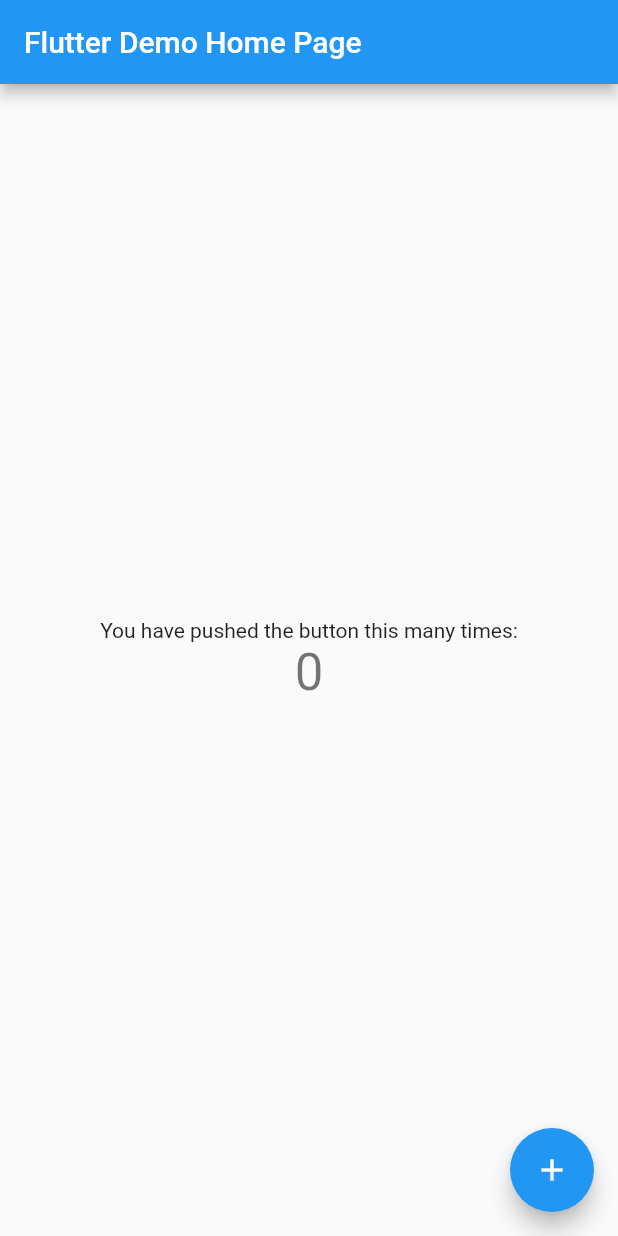
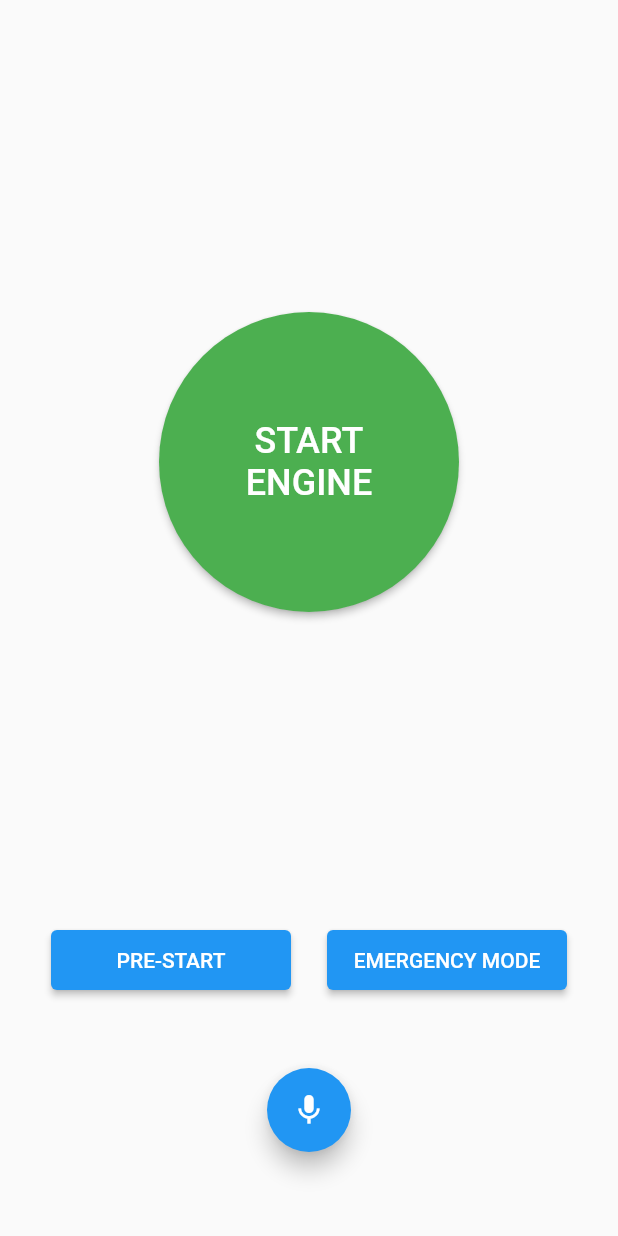
Before and after one commit to mfathoer/motorcycle-remote, a Flutter app: the screen it shows after launch, on a phone screen of 412 x 824 dp. Run offline on Flutter 3.47's test engine with Material 2 defaults, Android fonts, the phone set to English and light mode, and no system bars.

Commit message:
ui completed

```diff
--- a/lib/main.dart
+++ b/lib/main.dart
@@ -1,113 +1,20 @@
 import 'package:flutter/material.dart';
+import 'presentation/home_page.dart';
 
 void main() {
   runApp(MyApp());
 }
 
 class MyApp extends StatelessWidget {
-  // This widget is the root of your application.
   @override
   Widget build(BuildContext context) {
     return MaterialApp(
-      title: 'Flutter Demo',
+      title: 'Motorcycle Remote',
+      debugShowCheckedModeBanner: false,
       theme: ThemeData(
-        // This is the theme of your application.
-        //
-        // Try running your application with "flutter run". You'll see the
-        // application has a blue toolbar. Then, without quitting the app, try
-        // changing the primarySwatch below to Colors.green and then invoke
-        // "hot reload" (press "r" in the console where you ran "flutter run",
-        // or simply save your changes to "hot reload" in a Flutter IDE).
-        // Notice that the counter didn't reset back to zero; the application
-        // is not restarted.
         primarySwatch: Colors.blue,
       ),
-      home: MyHomePage(title: 'Flutter Demo Home Page'),
+      home: HomePage(),
     );
   }
 }
-
-class MyHomePage extends StatefulWidget {
-  MyHomePage({Key? key, required this.title}) : super(key: key);
-
-  // This widget is the home page of your application. It is stateful, meaning
-  // that it has a State object (defined below) that contains fields that affect
-  // how it looks.
-
-  // This class is the configuration for the state. It holds the values (in this
-  // case the title) provided by the parent (in this case the App widget) and
-  // used by the build method of the State. Fields in a Widget subclass are
-  // always marked "final".
-
-  final String title;
-
-  @override
-  _MyHomePageState createState() => _MyHomePageState();
-}
-
-class _MyHomePageState extends State<MyHomePage> {
-  int _counter = 0;
-
-  void _incrementCounter() {
-    setState(() {
-      // This call to setState tells the Flutter framework that something has
-      // changed in this State, which causes it to rerun the build method below
-      // so that the display can reflect the updated values. If we changed
-      // _counter without calling setState(), then the build method would not be
-      // called again, and so nothing would appear to happen.
-      _counter++;
-    });
-  }
-
-  @override
-  Widget build(BuildContext context) {
-    // This method is rerun every time setState is called, for instance as done
-    // by the _incrementCounter method above.
-    //
-    // The Flutter framework has been optimized to make rerunning build methods
-    // fast, so that you can just rebuild anything that needs updating rather
-    // than having to individually change instances of widgets.
-    return Scaffold(
-      appBar: AppBar(
-        // Here we take the value from the MyHomePage object that was created by
-        // the App.build method, and use it to set our appbar title.
-        title: Text(widget.title),
-      ),
-      body: Center(
-        // Center is a layout widget. It takes a single child and positions it
-        // in the middle of the parent.
-        child: Column(
-          // Column is also a layout widget. It takes a list of children and
-          // arranges them vertically. By default, it sizes itself to fit its
-          // children horizontally, and tries to be as tall as its parent.
-          //
-          // Invoke "debug painting" (press "p" in the console, choose the
-          // "Toggle Debug Paint" action from the Flutter Inspector in Android
-          // Studio, or the "Toggle Debug Paint" command in Visual Studio Code)
-          // to see the wireframe for each widget.
-          //
-          // Column has various properties to control how it sizes itself and
-          // how it positions its children. Here we use mainAxisAlignment to
-          // center the children vertically; the main axis here is the vertical
-          // axis because Columns are vertical (the cross axis would be
-          // horizontal).
-          mainAxisAlignment: MainAxisAlignment.center,
-          children: <Widget>[
-            Text(
-              'You have pushed the button this many times:',
-            ),
-            Text(
-              '$_counter',
-              style: Theme.of(context).textTheme.headline4,
-            ),
-          ],
-        ),
-      ),
-      floatingActionButton: FloatingActionButton(
-        onPressed: _incrementCounter,
-        tooltip: 'Increment',
-        child: Icon(Icons.add),
-      ), // This trailing comma makes auto-formatting nicer for build methods.
-    );
-  }
-}
--- /dev/null
+++ b/lib/presentation/home_page.dart
@@ -0,0 +1,59 @@
+import 'package:flutter/material.dart';
+
+class HomePage extends StatelessWidget {
+  @override
+  Widget build(BuildContext context) {
+    return Scaffold(
+        body: Column(
+      children: [
+        Flexible(
+          child: Center(
+              child: ElevatedButton(
+                  onPressed: () {},
+                  style: ElevatedButton.styleFrom(
+                      shape: CircleBorder(), primary: Colors.green),
+                  child: Container(
+                    width: 200,
+                    height: 200,
+                    alignment: Alignment.center,
+                    decoration: BoxDecoration(shape: BoxShape.circle),
+                    child: Text(
+                      "START\nENGINE",
+                      textAlign: TextAlign.center,
+                      style: TextStyle(fontSize: 24),
+                    ),
+                  ))),
+        ),
+        Row(
+          mainAxisAlignment: MainAxisAlignment.center,
+          children: [
+            ElevatedButton(
+                onPressed: () {},
+                child: Container(
+                    width: 128,
+                    height: 40,
+                    alignment: Alignment.center,
+                    child: Text("PRE-START"))),
+            SizedBox(
+              width: 24,
+            ),
+            ElevatedButton(
+                onPressed: () {},
+                child: Container(
+                    width: 128,
+                    height: 40,
+                    alignment: Alignment.center,
+                    child: Text("EMERGENCY MODE")))
+          ],
+        ),
+        SizedBox(
+          height: 48,
+        ),
+        FloatingActionButton(child: Icon(Icons.mic), onPressed: () {}),
+        SizedBox(
+          height: 56,
+        ),
+      ],
+    ));
+  }
+}
```
